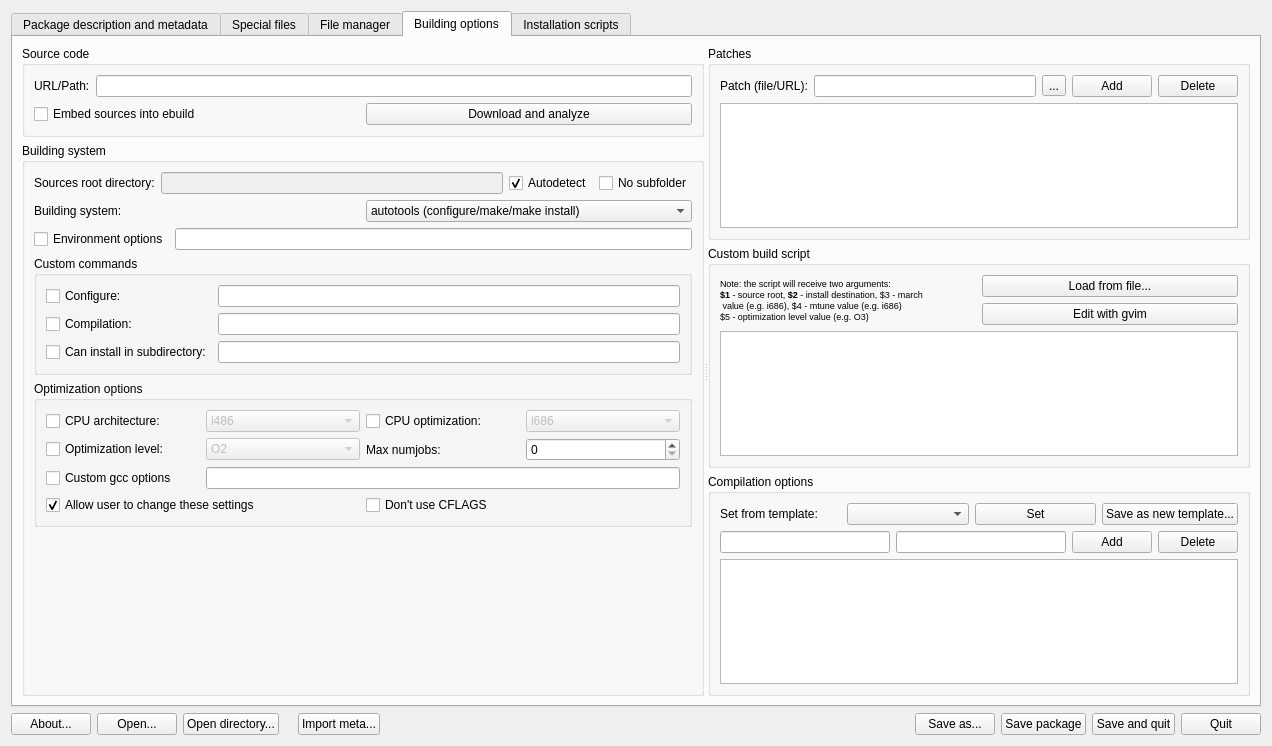
Before: the Qt Designer form mpkg/packagebuilder/package_builder.ui in BackupTheBerlios/mops, drawn with Qt 5.
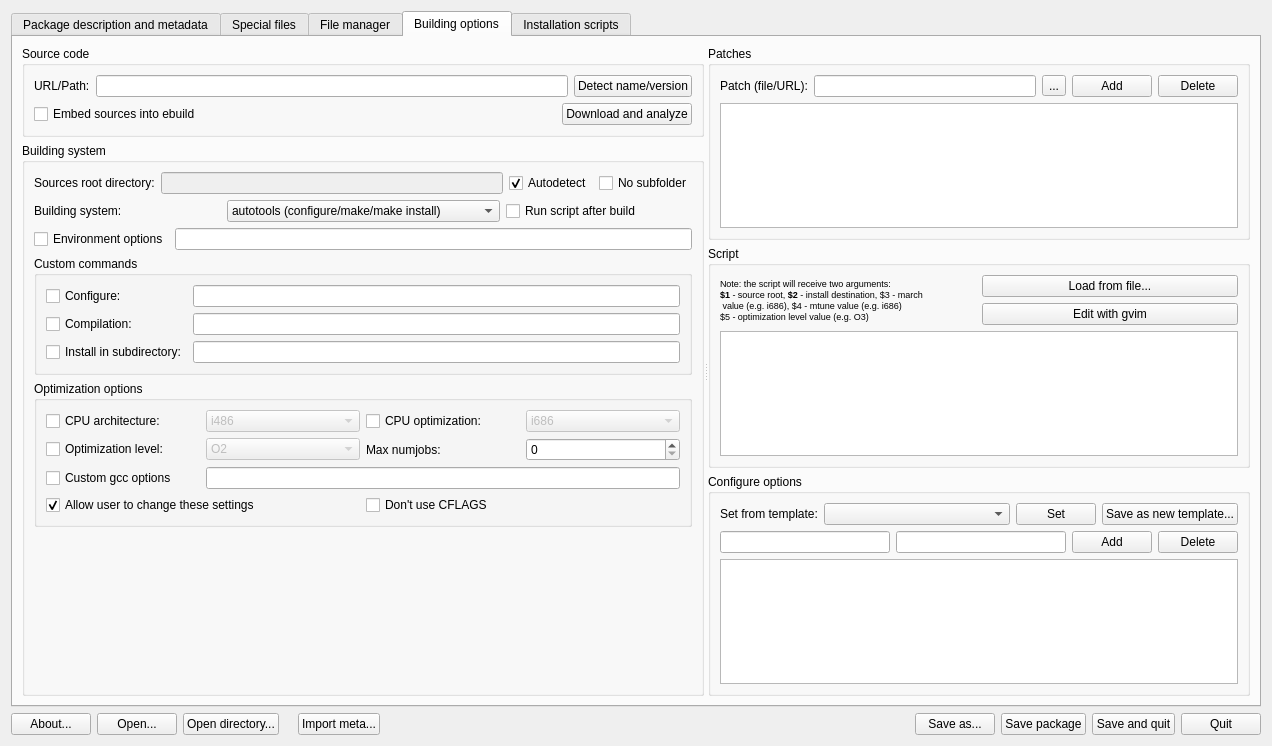
After: the same form once the commit is applied. The open tabs and pages were chosen to show the change. Icons and pictures are not drawn. Custom widgets are drawn as their Qt base class.

Commit message: Added: after-build script capatibility Fixed some bugs in build process

```diff
--- a/mpkg/packagebuilder/package_builder.ui
+++ b/mpkg/packagebuilder/package_builder.ui
@@ -1295,7 +1295,7 @@
       <attribute name="icon" >
        <iconset>/usr/share/mpkg/packagebuilder/icons/system-config-services.png</iconset>
       </attribute>
-      <layout class="QVBoxLayout" >
+      <layout class="QHBoxLayout" >
        <item>
         <widget class="QSplitter" name="splitter_7" >
          <property name="orientation" >
@@ -1325,6 +1325,13 @@
                   </property>
                  </widget>
                 </item>
+                <item>
+                 <widget class="QPushButton" name="nameDetectButton" >
+                  <property name="text" >
+                   <string>Detect name/version</string>
+                  </property>
+                 </widget>
+                </item>
                </layout>
               </item>
               <item>
@@ -1342,6 +1349,19 @@
                   </property>
                  </widget>
                 </item>
+                <item>
+                 <spacer>
+                  <property name="orientation" >
+                   <enum>Qt::Horizontal</enum>
+                  </property>
+                  <property name="sizeHint" >
+                   <size>
+                    <width>40</width>
+                    <height>20</height>
+                   </size>
+                  </property>
+                 </spacer>
+                </item>
                 <item>
                  <widget class="QPushButton" name="downloadAnalyzeButton" >
                   <property name="text" >
@@ -1436,6 +1456,13 @@
                   </item>
                  </widget>
                 </item>
+                <item>
+                 <widget class="QCheckBox" name="runScriptCheckBox" >
+                  <property name="text" >
+                   <string>Run script after build</string>
+                  </property>
+                 </widget>
+                </item>
                </layout>
               </item>
               <item>
@@ -1481,7 +1508,7 @@
                  <item row="2" column="0" >
                   <widget class="QCheckBox" name="installationCheckBox" >
                    <property name="text" >
-                    <string>Can install in subdirectory:</string>
+                    <string>Install in subdirectory:</string>
                    </property>
                   </widget>
                  </item>
@@ -1881,7 +1908,7 @@
            <item>
             <widget class="QGroupBox" name="customScriptGroupBox" >
              <property name="title" >
-              <string>Custom build script</string>
+              <string>Script</string>
              </property>
              <layout class="QVBoxLayout" >
               <item>
@@ -1934,7 +1961,7 @@
            <item>
             <widget class="QGroupBox" name="compilationGroupBox" >
              <property name="title" >
-              <string>Compilation options</string>
+              <string>Configure options</string>
              </property>
              <layout class="QVBoxLayout" >
               <item>
@@ -1947,7 +1974,14 @@
                  </widget>
                 </item>
                 <item>
-                 <widget class="QComboBox" name="configTemplateComboBox" />
+                 <widget class="QComboBox" name="configTemplateComboBox" >
+                  <property name="sizePolicy" >
+                   <sizepolicy vsizetype="Fixed" hsizetype="Expanding" >
+                    <horstretch>0</horstretch>
+                    <verstretch>0</verstretch>
+                   </sizepolicy>
+                  </property>
+                 </widget>
                 </item>
                 <item>
                  <widget class="QPushButton" name="setConfigTemplateButton" >
```
Left out of the diff: 9 changed lines with no effect on the pictures. The commit also changes 3 other files.
